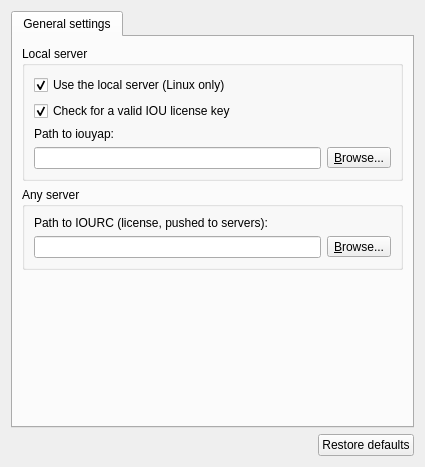
GNS3/gns3-gui, file gns3/modules/iou/ui/iou_preferences_page.ui: the form before one commit.
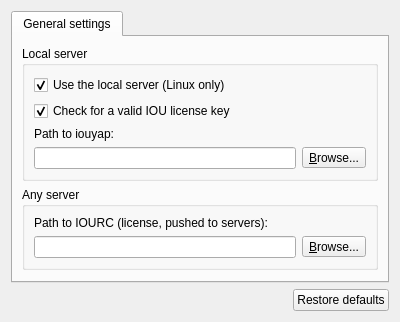
The form after the commit.

Patch:
```diff
--- a/gns3/modules/iou/ui/iou_preferences_page.ui
+++ b/gns3/modules/iou/ui/iou_preferences_page.ui
@@ -6,8 +6,8 @@
    <rect>
     <x>0</x>
     <y>0</y>
-    <width>425</width>
-    <height>467</height>
+    <width>400</width>
+    <height>300</height>
    </rect>
   </property>
   <property name="windowTitle">
```
